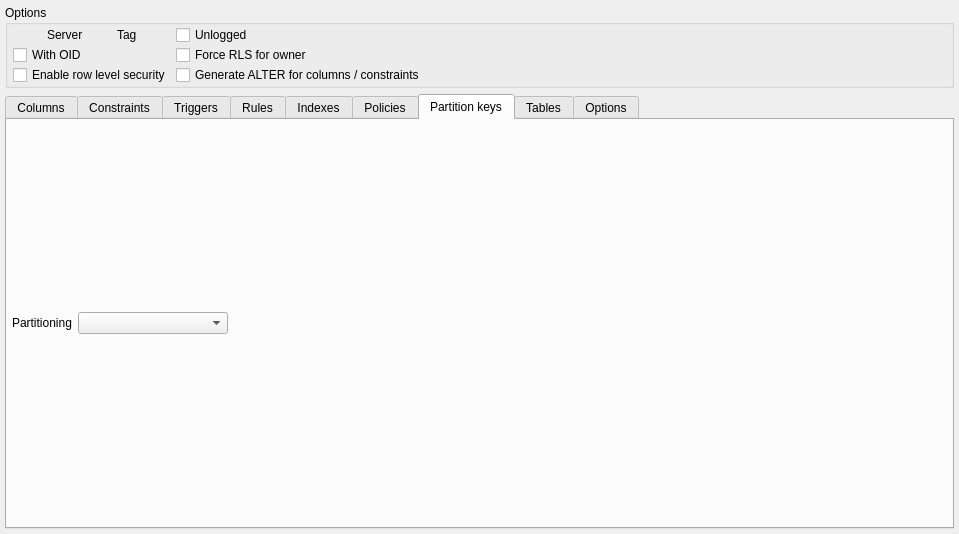
First picture: the form in libs/libgui/ui/dbobjects/tablewidget.ui, repository maniac787/pgmodeler, before the edit.
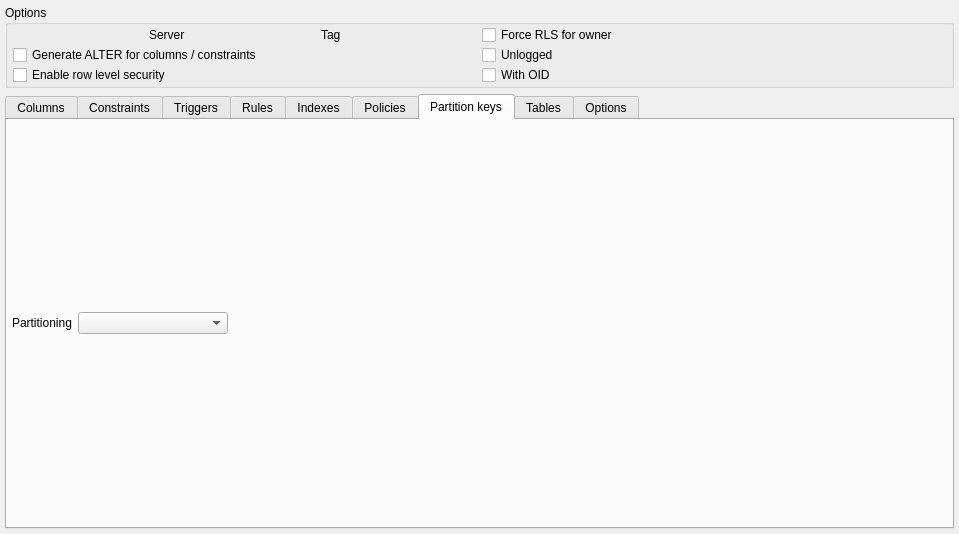
Second picture: the form after the edit. Icons and pictures are not drawn.

Commit message: Fix UI layout spacing and reorganize checkboxes in table and relationship widgets

The edit to the form file:
```diff
--- a/libs/libgui/ui/dbobjects/tablewidget.ui
+++ b/libs/libgui/ui/dbobjects/tablewidget.ui
@@ -71,36 +71,7 @@
          <property name="verticalSpacing">
           <number>0</number>
          </property>
-         <item row="0" column="1">
-          <widget class="QCheckBox" name="unlogged_chk">
-           <property name="sizePolicy">
-            <sizepolicy hsizetype="Preferred" vsizetype="Fixed">
-             <horstretch>0</horstretch>
-             <verstretch>0</verstretch>
-            </sizepolicy>
-           </property>
-           <property name="text">
-            <string>Unlogged</string>
-           </property>
-          </widget>
-         </item>
-         <item row="1" column="1">
-          <widget class="QCheckBox" name="force_rls_chk">
-           <property name="enabled">
-            <bool>true</bool>
-           </property>
-           <property name="sizePolicy">
-            <sizepolicy hsizetype="Preferred" vsizetype="Fixed">
-             <horstretch>0</horstretch>
-             <verstretch>0</verstretch>
-            </sizepolicy>
-           </property>
-           <property name="text">
-            <string>Force RLS for owner</string>
-           </property>
-          </widget>
-         </item>
-         <item row="2" column="1">
+         <item row="1" column="0">
           <widget class="QCheckBox" name="gen_alter_cmds_chk">
            <property name="sizePolicy">
             <sizepolicy hsizetype="Expanding" vsizetype="Fixed">
@@ -116,7 +87,7 @@
          <item row="2" column="0">
           <widget class="QCheckBox" name="enable_rls_chk">
            <property name="sizePolicy">
-            <sizepolicy hsizetype="Fixed" vsizetype="Fixed">
+            <sizepolicy hsizetype="Expanding" vsizetype="Fixed">
              <horstretch>0</horstretch>
              <verstretch>0</verstretch>
             </sizepolicy>
@@ -126,22 +97,6 @@
            </property>
           </widget>
          </item>
-         <item row="1" column="0">
-          <widget class="QCheckBox" name="with_oids_chk">
-           <property name="sizePolicy">
-            <sizepolicy hsizetype="Fixed" vsizetype="Fixed">
-             <horstretch>0</horstretch>
-             <verstretch>0</verstretch>
-            </sizepolicy>
-           </property>
-           <property name="text">
-            <string>With OID</string>
-           </property>
-           <property name="checked">
-            <bool>false</bool>
-           </property>
-          </widget>
-         </item>
          <item row="0" column="0">
           <layout class="QHBoxLayout" name="horizontalLayout_2">
            <item>
@@ -192,6 +147,51 @@
            </item>
           </layout>
          </item>
+         <item row="0" column="1">
+          <widget class="QCheckBox" name="force_rls_chk">
+           <property name="enabled">
+            <bool>true</bool>
+           </property>
+           <property name="sizePolicy">
+            <sizepolicy hsizetype="Expanding" vsizetype="Fixed">
+             <horstretch>0</horstretch>
+             <verstretch>0</verstretch>
+            </sizepolicy>
+           </property>
+           <property name="text">
+            <string>Force RLS for owner</string>
+           </property>
+          </widget>
+         </item>
+         <item row="1" column="1">
+          <widget class="QCheckBox" name="unlogged_chk">
+           <property name="sizePolicy">
+            <sizepolicy hsizetype="Expanding" vsizetype="Fixed">
+             <horstretch>0</horstretch>
+             <verstretch>0</verstretch>
+            </sizepolicy>
+           </property>
+           <property name="text">
+            <string>Unlogged</string>
+           </property>
+          </widget>
+         </item>
+         <item row="2" column="1">
+          <widget class="QCheckBox" name="with_oids_chk">
+           <property name="sizePolicy">
+            <sizepolicy hsizetype="Expanding" vsizetype="Fixed">
+             <horstretch>0</horstretch>
+             <verstretch>0</verstretch>
+            </sizepolicy>
+           </property>
+           <property name="text">
+            <string>With OID</string>
+           </property>
+           <property name="checked">
+            <bool>false</bool>
+           </property>
+          </widget>
+         </item>
         </layout>
        </widget>
       </item>
```
Left out of the diff: 2 changed lines with no effect on the pictures. The commit also changes 1 other file.
